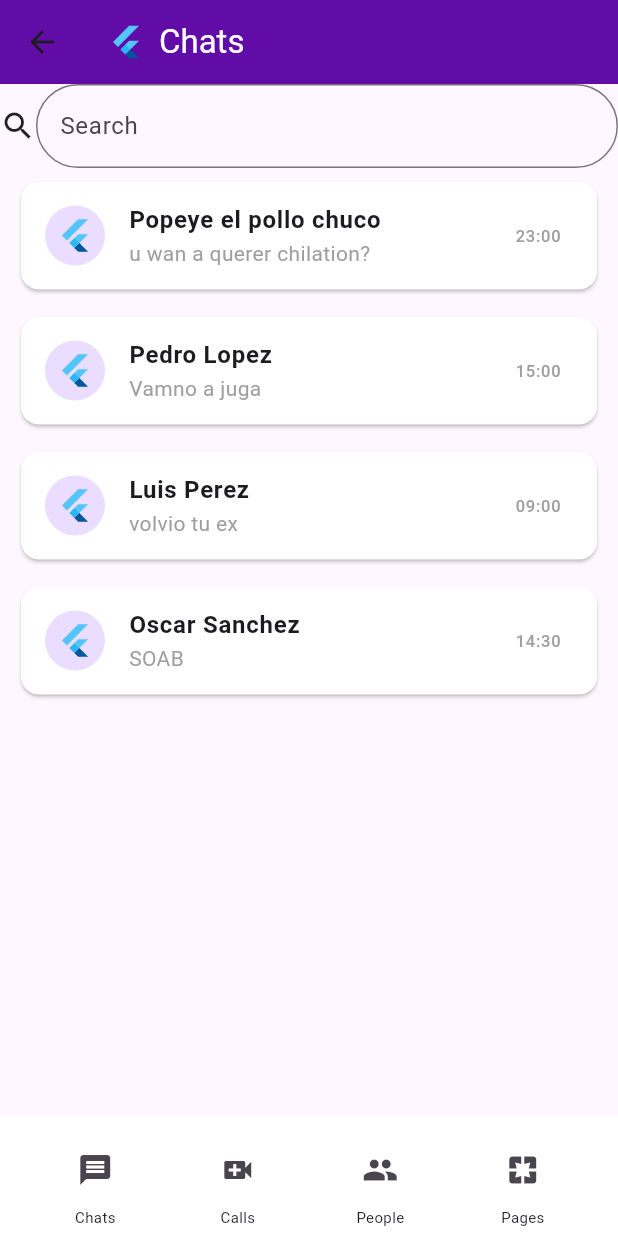
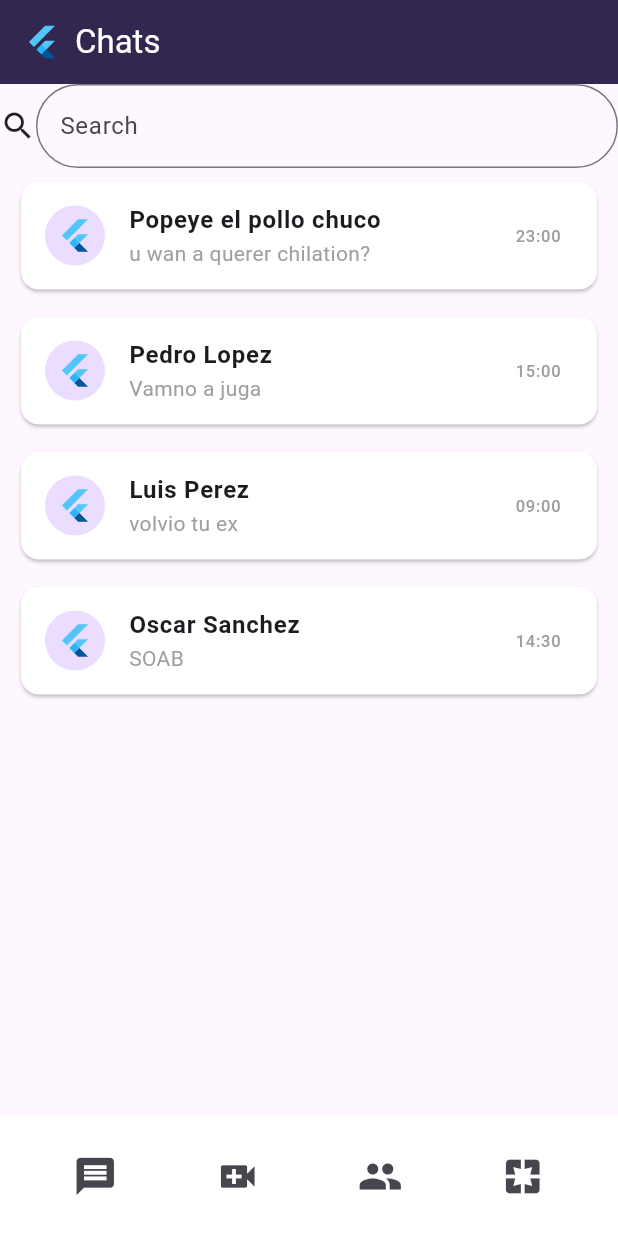
Before and after one commit to FernandoZuniga97/tsr, a Flutter app: the Start screen opened by its route, on a phone screen of 412 x 824 dp. Run offline on Flutter 3.47's test engine with Material 3 defaults, Android fonts, the light colour scheme and no system bars.

Commit message:
Ahora si, 100 x 100 es el final del proyecto

```diff
--- a/hakuna_matata/lib/pages/registro.dart
+++ b/hakuna_matata/lib/pages/registro.dart
@@ -112,10 +112,17 @@ class Registro extends StatelessWidget {
                     ],
                   ),
                 ),
-                SecondaryButton(
-                text: ' Registrarse',
-                onPressed: () {
-                if (formKey.currentState!.validate()) {
+
+
+              ],
+
+            ),
+          ),
+
+        ),
+        floatingActionButton:  SecondaryButton(text: 'Registrarse',
+         onPressed: (){
+            if (formKey.currentState!.validate()) {
               print('Nombre: ' + nombreController.text);
               print('Email: ' +emailController.text);
               print('Contraseña: ' +passwordController.text);
@@ -123,15 +130,9 @@ class Registro extends StatelessWidget {
               ScaffoldMessenger.of(context).showSnackBar(
               const SnackBar(content: Text('Se registro exitosamente!')),
               );
-    }
-    },
-    ),
-              ],
-            ),
-          ),
-
-        ),
-
+            }
+         }),
+        floatingActionButtonLocation: FloatingActionButtonLocation.centerFloat,
     );
   }
 }
--- a/hakuna_matata/lib/pages/start.dart
+++ b/hakuna_matata/lib/pages/start.dart
@@ -37,6 +37,7 @@ class Start extends StatelessWidget {
         length: 4,
         child: Scaffold(
           appBar: AppBar(
+            automaticallyImplyLeading: false,
   title: const Row(
     children: [
       FlutterLogo(),
@@ -44,7 +45,7 @@ class Start extends StatelessWidget {
       Text('Chats', style: TextStyle(color: Colors.white)),
     ],
   ),
-  backgroundColor: const Color.fromARGB(255, 97, 12, 167),
+  backgroundColor: const Color.fromRGBO(49, 39, 79, 1),
   elevation: 0,
 ),
   body: Column(
@@ -102,11 +103,10 @@ class Start extends StatelessWidget {
           mainAxisSize: MainAxisSize.min,
           children: [
             IconButton(
-              icon: const Icon(Icons.message),
+              icon: const Icon(Icons.message, size: 30),
               onPressed: () {
               },
             ),
-            const Text('Chats', style: TextStyle(fontSize: 10)),
           ],
         ),
       ),
@@ -116,11 +116,10 @@ class Start extends StatelessWidget {
           mainAxisSize: MainAxisSize.min,
           children: [
             IconButton(
-              icon: const Icon(Icons.video_call),
+              icon: const Icon(Icons.video_call, size: 30),
               onPressed: () {
               },
             ),
-            const Text('Calls', style: TextStyle(fontSize: 10)),
           ],
         ),
       ),
@@ -130,11 +129,10 @@ class Start extends StatelessWidget {
           mainAxisSize: MainAxisSize.min,
           children: [
             IconButton(
-              icon: const Icon(Icons.group),
+              icon: const Icon(Icons.group, size: 30),
               onPressed: () {
               },
             ),
-            const Text('People', style: TextStyle(fontSize: 10)),
           ],
         ),
       ),
@@ -144,11 +142,10 @@ class Start extends StatelessWidget {
           mainAxisSize: MainAxisSize.min,
           children: [
             IconButton(
-              icon: const Icon(Icons.pages),
+              icon: const Icon(Icons.pages, size: 30),
               onPressed: () {
               },
             ),
-            const Text('Pages', style: TextStyle(fontSize: 10)),
           ],
         ),
       ),
```
